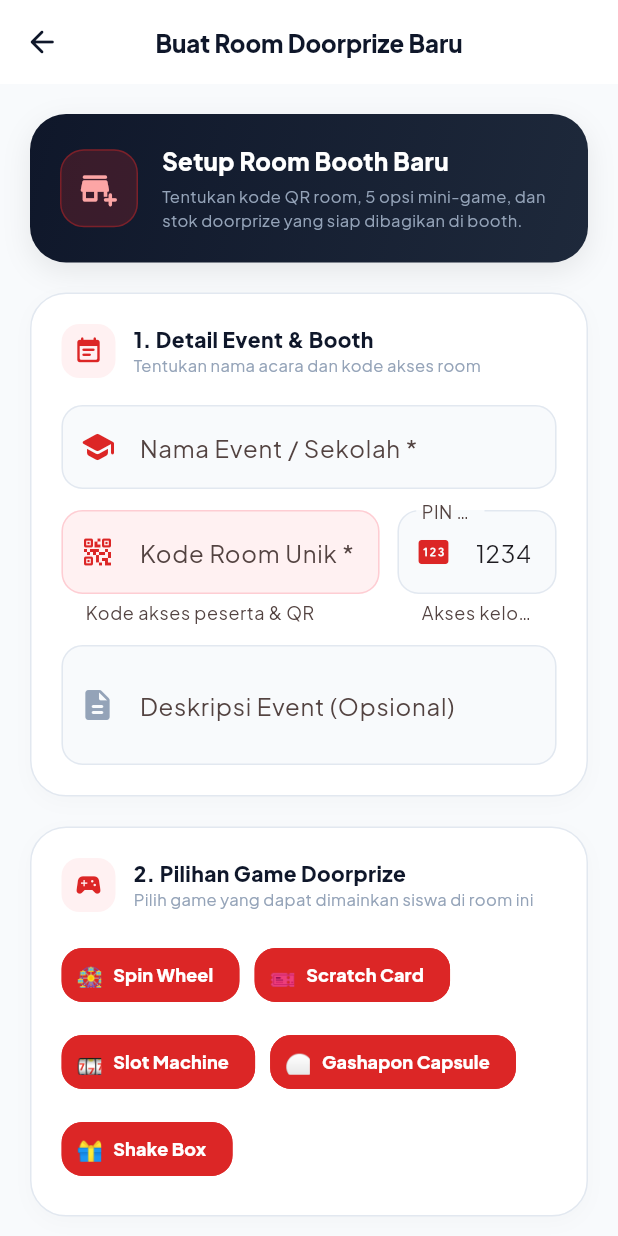
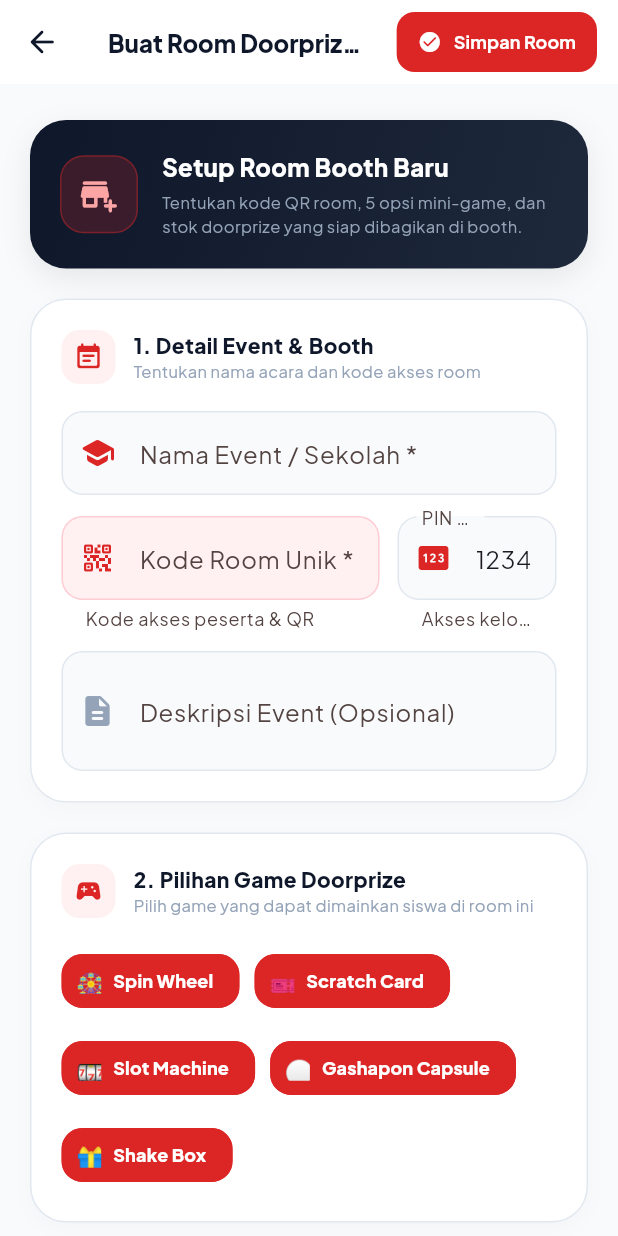
Before and after one commit to prabowows/Kadoo, a Flutter app: the CreateRoomScreen screen opened directly, on a phone screen of 412 x 824 dp. Run offline on Flutter 3.47's test engine with Material 3 defaults, Android fonts, the phone set to English and light mode, and no system bars; our stand-ins replace cloud_firestore, confetti, firebase_core, google_fonts, lottie, qr_flutter and 2 more; missing offline and left inert: dart:js, mobile_scanner; accounts and stored records are empty; network calls fail.

Commit message:
fix: improve splash loading layout, scroll margin, and create room button spacing

```diff
--- a/flutter_app/lib/screens/create_room_screen.dart
+++ b/flutter_app/lib/screens/create_room_screen.dart
@@ -172,10 +172,34 @@ class _CreateRoomScreenState extends State<CreateRoomScreen> {
           ),
         ),
         centerTitle: true,
+        actions: [
+          Padding(
+            padding: const EdgeInsets.only(right: 14, top: 8, bottom: 8),
+            child: ElevatedButton.icon(
+              onPressed: _isSaving ? null : _saveRoom,
+              icon: _isSaving
+                  ? const SizedBox(
+                      width: 14,
+                      height: 14,
+                      child: CircularProgressIndicator(color: Colors.white, strokeWidth: 2),
+                    )
+                  : const Icon(Icons.check_circle_rounded, size: 16),
+              label: const Text('Simpan Room', style: TextStyle(fontWeight: FontWeight.bold, fontSize: 12)),
+              style: ElevatedButton.styleFrom(
+                backgroundColor: const Color(0xFFDC2626),
+                foregroundColor: Colors.white,
+                padding: const EdgeInsets.symmetric(horizontal: 14, vertical: 0),
+                shape: RoundedRectangleBorder(borderRadius: BorderRadius.circular(12)),
+                elevation: 0,
+              ),
+            ),
+          ),
+        ],
       ),
       body: SafeArea(
         child: SingleChildScrollView(
-          padding: const EdgeInsets.symmetric(horizontal: 20, vertical: 20),
+          physics: const AlwaysScrollableScrollPhysics(parent: BouncingScrollPhysics()),
+          padding: const EdgeInsets.fromLTRB(20, 24, 20, 80),
           child: Center(
             child: ConstrainedBox(
               constraints: const BoxConstraints(maxWidth: 540),
@@ -623,7 +647,8 @@ class _CreateRoomScreenState extends State<CreateRoomScreen> {
                         ),
                       ],
                     ),
-                    const SizedBox(height: 28),
+                     // Generous top margin for create room button
+                    const SizedBox(height: 36),
 
                     // Submit Buttons
                     Row(
@@ -646,7 +671,7 @@ class _CreateRoomScreenState extends State<CreateRoomScreen> {
                             ),
                           ),
                         ),
-                        const SizedBox(width: 12),
+                        const SizedBox(width: 14),
                         Expanded(
                           flex: 2,
                           child: ElevatedButton.icon(
@@ -677,7 +702,8 @@ class _CreateRoomScreenState extends State<CreateRoomScreen> {
                         ),
                       ],
                     ),
-                    const SizedBox(height: 20),
+                    // Generous bottom margin so the buttons have ample breathing room
+                    const SizedBox(height: 48),
                   ],
                 ),
               ),
--- a/flutter_app/lib/screens/room_screen.dart
+++ b/flutter_app/lib/screens/room_screen.dart
@@ -233,7 +233,8 @@ class _RoomScreenState extends State<RoomScreen> {
       body: SafeArea(
         child: Center(
           child: SingleChildScrollView(
-            padding: const EdgeInsets.symmetric(horizontal: 20, vertical: 16),
+            physics: const AlwaysScrollableScrollPhysics(parent: BouncingScrollPhysics()),
+            padding: const EdgeInsets.fromLTRB(20, 24, 20, 80),
             child: ConstrainedBox(
               constraints: const BoxConstraints(maxWidth: 440),
               child: _buildBody(),
```
Also changed, not shown: flutter_app/lib/screens/admin_screen.dart (+50 -21 lines), flutter_app/lib/screens/home_screen.dart (+12 -8 lines), flutter_app/lib/screens/splash_screen.dart (+23 -14 lines), public/app/assets/packages/cupertino_icons/assets/CupertinoIcons.ttf, 4 other files.
